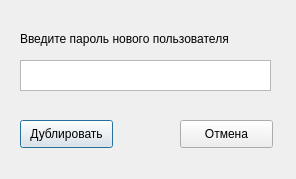
Above: duplication.ui from PrincePepper/DVFU_Course_work_2020_yeticup before the change. Below: the same form after it.
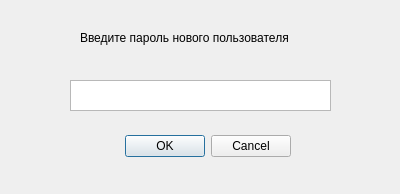
That is the form after the change.

Diff of the .ui file:
```diff
--- a/duplication.ui
+++ b/duplication.ui
@@ -6,58 +6,48 @@
    <rect>
     <x>0</x>
     <y>0</y>
-    <width>296</width>
-    <height>179</height>
+    <width>400</width>
+    <height>194</height>
    </rect>
   </property>
   <property name="windowTitle">
    <string>Dialog</string>
   </property>
-  <widget class="QPushButton" name="pushButton">
+  <widget class="QDialogButtonBox" name="buttonBox">
    <property name="geometry">
     <rect>
-     <x>20</x>
-     <y>120</y>
-     <width>93</width>
-     <height>28</height>
+     <x>110</x>
+     <y>130</y>
+     <width>181</width>
+     <height>32</height>
     </rect>
    </property>
-   <property name="text">
-    <string>Дублировать</string>
+   <property name="orientation">
+    <enum>Qt::Horizontal</enum>
+   </property>
+   <property name="standardButtons">
+    <set>QDialogButtonBox::Cancel|QDialogButtonBox::Ok</set>
    </property>
   </widget>
   <widget class="QLabel" name="label">
    <property name="geometry">
     <rect>
-     <x>20</x>
+     <x>80</x>
      <y>30</y>
-     <width>271</width>
-     <height>17</height>
+     <width>281</width>
+     <height>16</height>
     </rect>
    </property>
    <property name="text">
     <string>Введите пароль нового пользователя</string>
    </property>
   </widget>
-  <widget class="QPushButton" name="pushButton_2">
+  <widget class="QTextEdit" name="textEdit">
    <property name="geometry">
     <rect>
-     <x>180</x>
-     <y>120</y>
-     <width>93</width>
-     <height>28</height>
-    </rect>
-   </property>
-   <property name="text">
-    <string>Отмена</string>
-   </property>
-  </widget>
-  <widget class="QPlainTextEdit" name="plainTextEdit">
-   <property name="geometry">
-    <rect>
-     <x>20</x>
-     <y>60</y>
-     <width>251</width>
+     <x>70</x>
+     <y>80</y>
+     <width>261</width>
      <height>31</height>
     </rect>
    </property>
```
Left out of the diff: 35 changed lines with no effect on the pictures.
